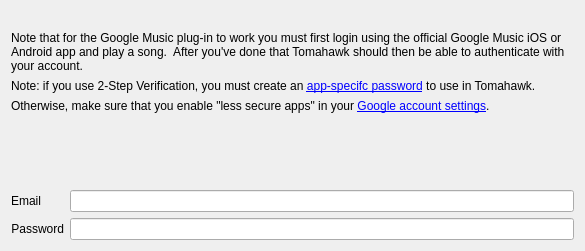
Before: the Qt Designer form gmusic/content/contents/code/config.ui in tomahawk-player/tomahawk-resolvers, drawn with Qt 5.
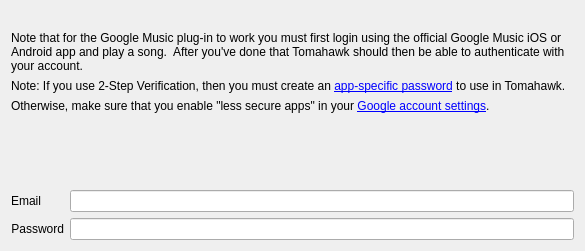
After: the same form once the commit is applied. Icons and pictures are not drawn.

Commit message:
Fix grammar in Google Play Music Resolver
This commit fixes a typo and improves the word flow in the Google Play
Music resolver settings UI.

Patch:
```diff
--- a/gmusic/content/contents/code/config.ui
+++ b/gmusic/content/contents/code/config.ui
@@ -40,7 +40,7 @@
    <item>
     <widget class="QLabel" name="label_4">
      <property name="text">
-      <string>&lt;html&gt;&lt;head/&gt;&lt;body&gt;&lt;p&gt;Note: if you use 2-Step Verification, you must create an &lt;a href=&quot;https://support.google.com/accounts/answer/185833?hl=en&quot;&gt;&lt;span style=&quot; text-decoration: underline; color:#0000ff;&quot;&gt;app-specifc password&lt;/span&gt;&lt;/a&gt; to use in Tomahawk.&lt;/p&gt;&lt;/body&gt;&lt;/html&gt;</string>
+      <string>&lt;html&gt;&lt;head/&gt;&lt;body&gt;&lt;p&gt;Note: If you use 2-Step Verification, then you must create an &lt;a href=&quot;https://support.google.com/accounts/answer/185833?hl=en&quot;&gt;&lt;span style=&quot; text-decoration: underline; color:#0000ff;&quot;&gt;app-specific password&lt;/span&gt;&lt;/a&gt; to use in Tomahawk.&lt;/p&gt;&lt;/body&gt;&lt;/html&gt;</string>
      </property>
      <property name="wordWrap">
       <bool>true</bool>
```
